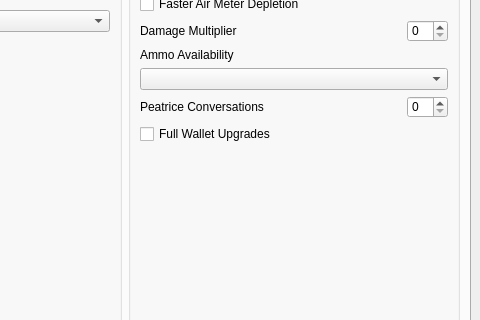
Old version of the form gui/ui/main.ui in the repository mint-choc-chip-skyblade/sshd-rando; both pictures show x 907 to 1387 and y 131 to 451 of the 1387 by 845 pixel window.
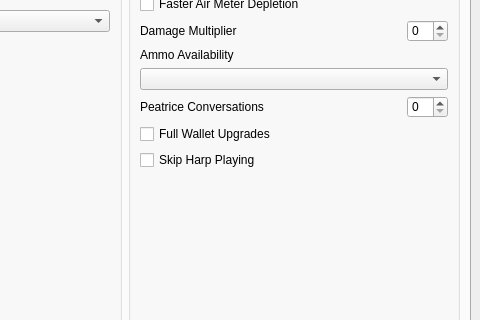
New version of the form. The open tabs and pages were chosen to show the change. Custom widgets are drawn as their Qt base class.

Commit message: implement skip harp playing

The edit to the form file:
```diff
--- a/gui/ui/main.ui
+++ b/gui/ui/main.ui
@@ -817,6 +817,13 @@
              </property>
             </widget>
            </item>
+           <item>
+            <widget class="RandoTriStateCheckBox" name="setting_skip_harp_playing">
+             <property name="text">
+              <string>Skip Harp Playing</string>
+             </property>
+            </widget>
+           </item>
            <item>
             <spacer name="tweaks_vspacer">
              <property name="orientation">
```
Left out of the diff: 2 changed lines with no effect on the pictures. The commit also changes 14 other files.
